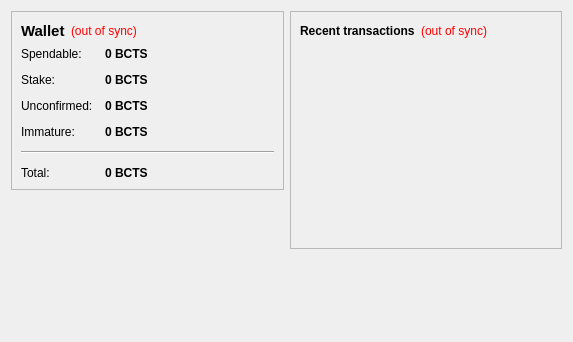
Before: the Qt Designer form src/qt/forms/overviewpage.ui in bctscoin/BCTS, drawn with Qt 5.
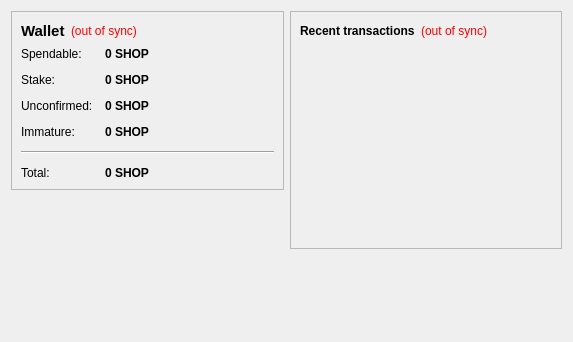
After: the same form once the commit is applied. Icons and pictures are not drawn.

The edit to the form file:
```diff
--- a/src/qt/forms/overviewpage.ui
+++ b/src/qt/forms/overviewpage.ui
@@ -105,7 +105,7 @@
              <string>Your current spendable balance</string>
             </property>
             <property name="text">
-             <string notr="true">0 BCTS</string>
+             <string notr="true">0 SHOP</string>
             </property>
             <property name="textInteractionFlags">
              <set>Qt::LinksAccessibleByMouse|Qt::TextSelectableByKeyboard|Qt::TextSelectableByMouse</set>
@@ -134,7 +134,7 @@
              <string>Total of coins that was staked, and do not yet count toward the current balance</string>
             </property>
             <property name="text">
-             <string notr="true">0 BCTS</string>
+             <string notr="true">0 SHOP</string>
             </property>
             <property name="textInteractionFlags">
              <set>Qt::LinksAccessibleByMouse|Qt::TextSelectableByKeyboard|Qt::TextSelectableByMouse</set>
@@ -163,7 +163,7 @@
              <string>Total of transactions that have yet to be confirmed, and do not yet count toward the current balance</string>
             </property>
             <property name="text">
-             <string notr="true">0 BCTS</string>
+             <string notr="true">0 SHOP</string>
             </property>
             <property name="textInteractionFlags">
              <set>Qt::LinksAccessibleByMouse|Qt::TextSelectableByKeyboard|Qt::TextSelectableByMouse</set>
@@ -189,7 +189,7 @@
              <string>Mined balance that has not yet matured</string>
             </property>
             <property name="text">
-             <string notr="true">0 BCTS</string>
+             <string notr="true">0 SHOP</string>
             </property>
             <property name="textInteractionFlags">
              <set>Qt::LinksAccessibleByMouse|Qt::TextSelectableByKeyboard|Qt::TextSelectableByMouse</set>
@@ -225,7 +225,7 @@
              <string>Your current total balance</string>
             </property>
             <property name="text">
-             <string notr="true">0 BCTS</string>
+             <string notr="true">0 SHOP</string>
             </property>
             <property name="textInteractionFlags">
              <set>Qt::LinksAccessibleByMouse|Qt::TextSelectableByKeyboard|Qt::TextSelectableByMouse</set>
```
Left out of the diff: 6 changed lines with no effect on the pictures.
